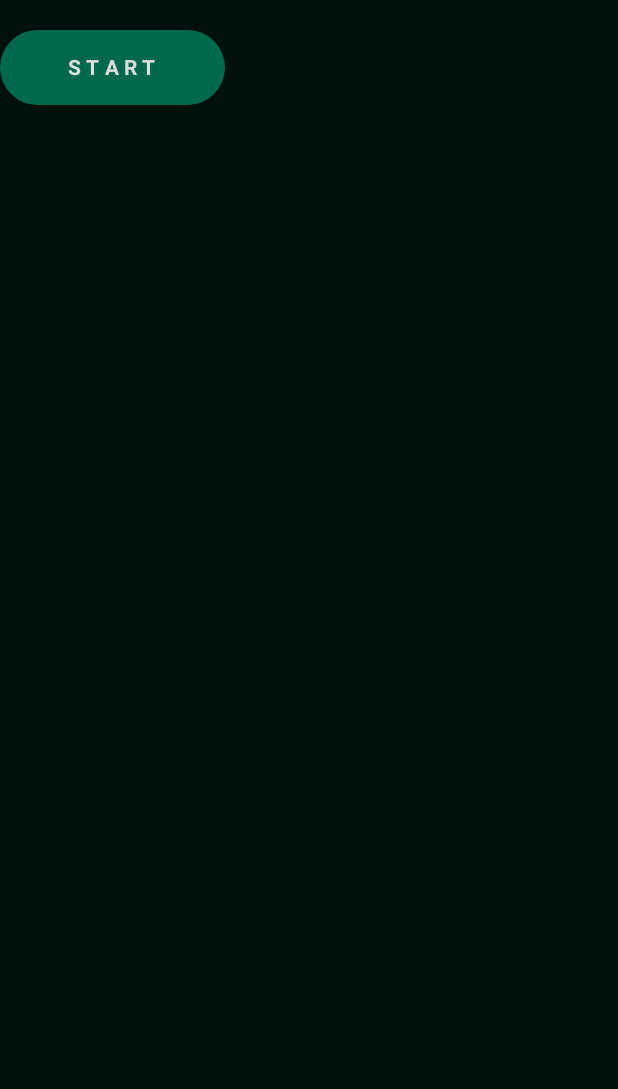
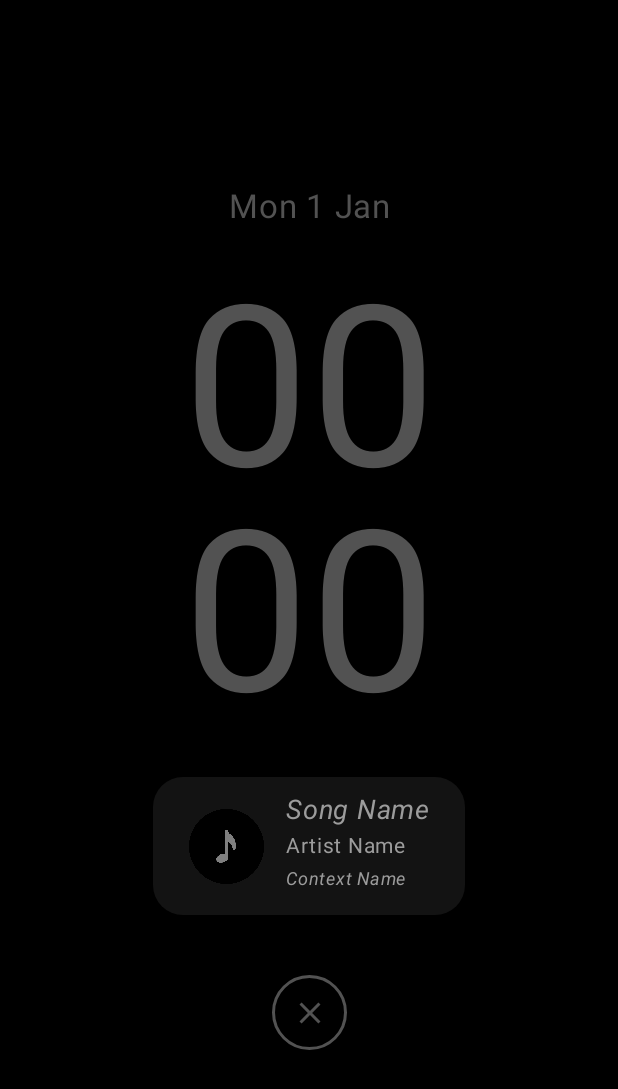
Before and after one commit to ftrono/TestCompose, an Android app built with Jetpack Compose: the composable StartButton shown on its own in the app's theme, after a tap on "S T A R T", on a phone screen of 412 x 824 dp. Shown: the top 1089 px of the screen. Run offline under Robolectric (Android 15) with nearby library versions, the phone set to English and light mode, and no system bars; our stand-ins replace livedata-compose; 3 statements that could not run were skipped.

Commit message:
add Clock Screen (wip)

```diff
--- a/app/src/main/java/com/ftrono/testCompose/application/App.kt
+++ b/app/src/main/java/com/ftrono/testCompose/application/App.kt
@@ -4,9 +4,14 @@ package com.ftrono.testCompose.application
 import android.app.Application
 
 //GLOBALS:
+
+//STATUS VARS:
 var spotifyLoggedIn: Boolean = false
 var overlayActive: Boolean = false
 var volumeUpEnabled: Boolean = true
+
+//Clock Act receiver:
+const val ACTION_TIME_TICK = "android.intent.action.TIME_TICK"
 
 
 class App: Application()
--- /dev/null
+++ b/app/src/main/java/com/ftrono/testCompose/application/FakeLockScreen.kt
@@ -0,0 +1,309 @@
+package com.ftrono.testCompose.application
+
+import android.content.BroadcastReceiver
+import android.content.Context
+import android.content.Intent
+import android.content.IntentFilter
+import android.content.res.Configuration
+import android.os.Bundle
+import android.util.Log
+import androidx.activity.ComponentActivity
+import androidx.activity.SystemBarStyle
+import androidx.activity.compose.setContent
+import androidx.activity.enableEdgeToEdge
+import androidx.compose.foundation.BorderStroke
+import androidx.compose.foundation.Image
+import androidx.compose.foundation.background
+import androidx.compose.foundation.border
+import androidx.compose.foundation.layout.Arrangement
+import androidx.compose.foundation.layout.Box
+import androidx.compose.foundation.layout.Column
+import androidx.compose.foundation.layout.PaddingValues
+import androidx.compose.foundation.layout.Row
+import androidx.compose.foundation.layout.fillMaxSize
+import androidx.compose.foundation.layout.fillMaxWidth
+import androidx.compose.foundation.layout.height
+import androidx.compose.foundation.layout.offset
+import androidx.compose.foundation.layout.padding
+import androidx.compose.foundation.layout.safeDrawingPadding
+import androidx.compose.foundation.layout.size
+import androidx.compose.foundation.layout.width
+import androidx.compose.foundation.layout.wrapContentHeight
+import androidx.compose.foundation.layout.wrapContentSize
+import androidx.compose.foundation.layout.wrapContentWidth
+import androidx.compose.foundation.shape.CircleShape
+import androidx.compose.foundation.shape.RoundedCornerShape
+import androidx.compose.material.icons.Icons
+import androidx.compose.material.icons.filled.Close
+import androidx.compose.material3.ButtonDefaults
+import androidx.compose.material3.Card
+import androidx.compose.material3.CardColors
+import androidx.compose.material3.CardDefaults
+import androidx.compose.material3.Icon
+import androidx.compose.material3.OutlinedButton
+import androidx.compose.material3.Surface
+import androidx.compose.material3.Text
+import androidx.compose.runtime.Composable
+import androidx.compose.runtime.getValue
+import androidx.compose.runtime.mutableStateOf
+import androidx.compose.runtime.remember
+import androidx.compose.ui.Alignment
+import androidx.compose.ui.Modifier
+import androidx.compose.ui.draw.clip
+import androidx.compose.ui.graphics.ColorFilter
+import androidx.compose.ui.graphics.ColorMatrix
+import androidx.compose.ui.graphics.Shape
+import androidx.compose.ui.graphics.toArgb
+import androidx.compose.ui.platform.LocalConfiguration
+import androidx.compose.ui.res.colorResource
+import androidx.compose.ui.res.painterResource
+import androidx.compose.ui.text.font.FontStyle
+import androidx.compose.ui.text.style.TextAlign
+import androidx.compose.ui.tooling.preview.Preview
+import androidx.compose.ui.unit.dp
+import androidx.compose.ui.unit.sp
+import androidx.compose.ui.zIndex
+import com.ftrono.testCompose.R
+import com.ftrono.testCompose.ui.theme.ClockTheme
+import com.ftrono.testCompose.ui.theme.black
+import java.time.LocalDateTime
+import java.time.format.DateTimeFormatter
+
+
+class FakeLockScreen: ComponentActivity() {
+
+    private val TAG: String = FakeLockScreen::class.java.getSimpleName()
+
+    //Parameters:
+    private var now: LocalDateTime? = null
+    private val dateFormat = DateTimeFormatter.ofPattern("E, dd MMM")
+    private val hourFormat = DateTimeFormatter.ofPattern("HH")
+    private val minsFormat = DateTimeFormatter.ofPattern("mm")
+    private var clockSeparator: String = "\n"
+
+
+    override fun onCreate(savedInstanceState: Bundle?) {
+        super.onCreate(savedInstanceState)
+
+        enableEdgeToEdge(
+            //For safe padding:
+            statusBarStyle = SystemBarStyle.auto(black.toArgb(), black.toArgb()),
+            navigationBarStyle = SystemBarStyle.auto(black.toArgb(), black.toArgb())
+        )
+        setContent {
+            ClockTheme {
+                //Background:
+                Surface (
+                    modifier = Modifier.fillMaxSize(),
+                    color = black
+                ) {
+                    ClockScreen()
+                }
+            }
+        }
+
+        //Start personal Receiver:
+        val actFilter = IntentFilter()
+        actFilter.addAction(ACTION_TIME_TICK)
+
+        //register all the broadcast dynamically in onCreate() so they get activated when app is open and remain in background:
+        registerReceiver(clockActReceiver, actFilter, RECEIVER_EXPORTED)
+        Log.d(TAG, "ClockActReceiver started.")
+
+        //Start clock:
+        updateDateClock()
+    }
+
+
+    @Preview
+    @Preview(heightDp = 360, widthDp = 800)
+    @Composable
+    fun ClockScreen() {
+        val configuration = LocalConfiguration.current
+        val isLandscape by remember { mutableStateOf(configuration.orientation == Configuration.ORIENTATION_LANDSCAPE) }
+        //val separator = if (isLandscape) ":" else "\n"
+
+        Column(
+            modifier = Modifier
+                .fillMaxSize()
+                .safeDrawingPadding()
+                .background(colorResource(id = R.color.black)),
+            verticalArrangement = Arrangement.Center,
+            horizontalAlignment = Alignment.CenterHorizontally
+        ) {
+            //DATE:
+            Text(
+                modifier = Modifier
+                    .padding(bottom = if (!isLandscape) 20.dp else 10.dp)
+                    .fillMaxWidth(),
+                text = "Mon 1 Jan",
+                color = colorResource(id = R.color.faded_grey),
+                textAlign = TextAlign.Center,
+                fontSize = 22.sp
+            )
+            Box(
+                modifier = Modifier
+                    .fillMaxWidth(),
+                contentAlignment = Alignment.CenterStart
+            ) {
+                //CLOSE BUTTON (HORIZONTAL):
+                if (isLandscape) {
+                    CloseButton(true)
+                }
+                //MAXI CLOCK:
+                Text(
+                    modifier = Modifier
+                        .fillMaxWidth()
+                        .zIndex(0f),
+                    text = if (!isLandscape) "00\n00" else "00:00",
+                    color = colorResource(id = R.color.faded_grey),
+                    textAlign = TextAlign.Center,
+                    fontSize = if (!isLandscape) 150.sp else 140.sp,
+                    lineHeight = 150.sp
+                )
+            }
+
+            //PLAYER INFO:
+            Card(
+                onClick = { /*TODO*/ },
+                modifier = Modifier
+                    .padding(
+                        top = if (!isLandscape) 20.dp else 10.dp,
+                        bottom = if (!isLandscape) 40.dp else 0.dp
+                    )
+                    .wrapContentSize(),
+                shape = RoundedCornerShape(20.dp),
+                colors = CardDefaults.cardColors (
+                    containerColor = colorResource(id = R.color.transparent_dark_grey)
+                )
+            ) {
+                Row(
+                    modifier = Modifier
+                        .padding(
+                            top=10.dp,
+                            bottom=10.dp,
+                            start=24.dp,
+                            end=24.dp
+                        ),
+                    horizontalArrangement = Arrangement.Center,
+                    verticalAlignment = Alignment.CenterVertically
+                ) {
+                    //ARTWORK ICON:
+                    Image(
+                        modifier = Modifier
+                            .width(50.dp)
+                            .height(50.dp)
+                            .zIndex(1f),
+                        painter = painterResource(id = R.drawable.artwork_clock),
+                        contentDescription = "Album art"
+                    )
+                    Column(
+                        modifier = Modifier
+                            .wrapContentWidth()
+                            .wrapContentHeight(),
+                        verticalArrangement = Arrangement.Center,
+                        horizontalAlignment = Alignment.Start
+                    ) {
+                        //SONG NAME:
+                        Text(
+                            modifier = Modifier
+                                .padding(start = 14.dp)
+                                .wrapContentWidth(),
+                            text = "Song Name",
+                            color = colorResource(id = R.color.mid_grey),
+                            textAlign = TextAlign.Center,
+                            fontSize = 18.sp,
+                            fontStyle = FontStyle.Italic
+                        )
+                        //ARTIST NAME:
+                        Text(
+                            modifier = Modifier
+                                .padding(start = 14.dp)
+                                .wrapContentWidth(),
+                            text = "Artist Name",
+                            color = colorResource(id = R.color.mid_grey),
+                            textAlign = TextAlign.Center,
+                            fontSize = 14.sp
+                        )
+                        //CONTEXT NAME:
+                        Text(
+                            modifier = Modifier
+                                .padding(start = 14.dp)
+                                .offset(y=-(2.dp))
+                                .wrapContentWidth(),
+                            text = "Context Name",
+                            color = colorResource(id = R.color.mid_grey),
+                            textAlign = TextAlign.Center,
+                            fontSize = 12.sp,
+                            fontStyle = FontStyle.Italic
+                        )
+                    }
+                }
+            }
+            //CLOSE BUTTON (VERTICAL):
+            if (!isLandscape) {
+                CloseButton(false)
+            }
+        }
+
+    }
+
+
+    @Composable
+    fun CloseButton(isLandscape: Boolean) {
+        OutlinedButton(
+            modifier= Modifier
+                .padding(start = if (isLandscape) 20.dp else 0.dp)
+                .size(50.dp)
+                .zIndex(1f),  //avoid the oval shape
+            shape = CircleShape,
+            border= BorderStroke(2.dp, colorResource(id = R.color.faded_grey)),
+            contentPadding = PaddingValues(0.dp),  //avoid the little icon
+            colors = ButtonDefaults.outlinedButtonColors(contentColor = colorResource(id = R.color.faded_grey)),
+            onClick = {
+                //Start Main:
+                val intent1 = Intent(this, MainActivity::class.java)
+                startActivity(intent1)
+                //finish()
+            }
+        ) {
+            Icon(
+                Icons.Default.Close,
+                contentDescription = "content description")
+        }
+    }
+
+
+    override fun onDestroy() {
+        //unregister receivers:
+        unregisterReceiver(clockActReceiver)
+        super.onDestroy()
+    }
+
+    override fun onBackPressed() {
+        finish()
+        //Start Main:
+        val intent1 = Intent(this, MainActivity::class.java)
+        startActivity(intent1)
+    }
+
+    fun updateDateClock() {
+        now = LocalDateTime.now()
+//        dateView!!.text = now!!.format(dateFormat)
+//        clockView!!.text = now!!.format(hourFormat) + clockSeparator + now!!.format(minsFormat)
+    }
+
+
+    //PERSONAL RECEIVER:
+    var clockActReceiver = object: BroadcastReceiver() {
+
+        override fun onReceive(context: Context?, intent: Intent?) {
+            //Update clock (every minute):
+            if (intent!!.action == ACTION_TIME_TICK) {
+                updateDateClock()
+            }
+
+        }
+    }
+
+}
--- a/app/src/main/java/com/ftrono/testCompose/MainActivity.kt
+++ b/app/src/main/java/com/ftrono/testCompose/application/MainActivity.kt
@@ -1,4 +1,4 @@
-package com.ftrono.testCompose
+package com.ftrono.testCompose.application
 
 import android.content.res.Configuration
 import android.os.Bundle
@@ -58,8 +58,7 @@ import androidx.navigation.compose.NavHost
 import androidx.navigation.compose.composable
 import androidx.navigation.compose.currentBackStackEntryAsState
 import androidx.navigation.compose.rememberNavController
-import com.ftrono.testCompose.application.overlayActive
-import com.ftrono.testCompose.application.spotifyLoggedIn
+import com.ftrono.testCompose.R
 import com.ftrono.testCompose.screen.GuideScreen
 import com.ftrono.testCompose.screen.HistoryScreen
 import com.ftrono.testCompose.screen.HomeScreen
@@ -358,7 +357,7 @@ class MainActivity : ComponentActivity() {
     fun Navigation(navController: NavHostController, loggedInState: Boolean) {
         NavHost(navController, startDestination = NavigationItem.Home.route) {
             composable(NavigationItem.Home.route) {
-                HomeScreen(loggedInState)
+                HomeScreen(loggedInState, this@MainActivity)
             }
             composable(NavigationItem.Guide.route) {
                 GuideScreen()
--- a/app/src/main/java/com/ftrono/testCompose/screen/HomeScreen.kt
+++ b/app/src/main/java/com/ftrono/testCompose/screen/HomeScreen.kt
@@ -1,7 +1,9 @@
 package com.ftrono.testCompose.screen
 
+import android.content.Intent
 import android.content.res.Configuration
 import android.widget.Toast
+import androidx.activity.ComponentActivity
 import androidx.compose.foundation.Image
 import androidx.compose.foundation.background
 import androidx.compose.foundation.layout.*
@@ -34,6 +36,8 @@ import androidx.compose.ui.unit.dp
 import androidx.compose.ui.unit.sp
 import androidx.compose.ui.zIndex
 import androidx.lifecycle.MutableLiveData
+import com.ftrono.testCompose.application.FakeLockScreen
+import com.ftrono.testCompose.application.MainActivity
 import com.ftrono.testCompose.application.overlayActive
 import com.ftrono.testCompose.application.spotifyLoggedIn
 import com.ftrono.testCompose.application.volumeUpEnabled
@@ -43,7 +47,7 @@ private var overlayActiveLiveData = MutableLiveData<Boolean>(overlayActive)
 private var volumeUpEnabledLiveData = MutableLiveData<Boolean>(volumeUpEnabled)
 
 @Composable
-fun HomeScreen(loggedInState: Boolean) {
+fun HomeScreen(loggedInState: Boolean, activity: ComponentActivity) {
     val configuration = LocalConfiguration.current
     val isLandscape by remember { mutableStateOf(configuration.orientation == Configuration.ORIENTATION_LANDSCAPE) }
 
@@ -77,7 +81,7 @@ fun HomeScreen(loggedInState: Boolean) {
             BaloonArrowHome(false)
             LogoHome()
         }
-        StartButton(overlayActiveState!!)
+        StartButton(overlayActiveState!!, activity)
     }
 }
 
@@ -170,7 +174,7 @@ fun BaloonArrowHome(isLandscape: Boolean) {
 
 
 @Composable
-fun StartButton(overlayActiveState: Boolean) {
+fun StartButton(overlayActiveState: Boolean, activity: ComponentActivity) {
     val mContext = LocalContext.current
     Button(
         modifier = Modifier
@@ -199,8 +203,11 @@ fun StartButton(overlayActiveState: Boolean) {
             overlayActive = !overlayActive
             overlayActiveLiveData.postValue(overlayActive)
             if (overlayActive) {
-                //TODO
+                //Start Main:
+                val intent1 = Intent(activity, FakeLockScreen::class.java)
+                activity.startActivity(intent1)
                 Toast.makeText(mContext, "Overlay active!", Toast.LENGTH_SHORT).show()
+                //activity.finish()
             } else {
                 //TODO
                 Toast.makeText(mContext, "Overlay stopped!", Toast.LENGTH_SHORT).show()
@@ -252,5 +259,5 @@ fun SpotifyLoginStatus(loggedInState: Boolean) {
 @Preview(heightDp = 360, widthDp = 800)
 @Composable
 fun HomePreview() {
-    HomeScreen(loggedInState = true)
+    HomeScreen(loggedInState = true, activity = MainActivity())
 }
--- a/app/src/main/java/com/ftrono/testCompose/ui/theme/Theme.kt
+++ b/app/src/main/java/com/ftrono/testCompose/ui/theme/Theme.kt
@@ -47,3 +47,27 @@ fun DJamesTheme(
         )
     }
 }
+
+@Composable
+fun ClockTheme(
+    darkTheme: Boolean = true,
+    dynamicColor: Boolean = false,
+    content: @Composable () -> Unit
+) {
+    val view = LocalView.current
+    if (!view.isInEditMode) {
+
+        SideEffect {
+            val window = (view.context as Activity).window
+            //SYSTEM BARS COLORS:
+            window.statusBarColor = black.toArgb()
+            window.navigationBarColor = black.toArgb()
+        }
+
+        MaterialTheme(
+            colorScheme = DarkColorScheme,
+            typography = Typography,
+            content = content
+        )
+    }
+}
--- a/app/src/main/res/values/colors.xml
+++ b/app/src/main/res/values/colors.xml
@@ -17,6 +17,7 @@
     <color name="faded_grey">#525252</color>
     <color name="transparent_green">#5F00684D</color>
     <color name="transparent_grey">#7F9c9c9c</color>
+    <color name="transparent_dark_grey">#7F262626</color>
     <color name="transparent_bg">#9F00100C</color>
     <color name="transparent_black">#9F000000</color>
     <color name="dark_grey">#323232</color>
```
Also changed, not shown: app/src/main/AndroidManifest.xml (+11 -1 lines), app/src/main/res/drawable-nodpi/artwork_clock.png (added), app/src/main/res/drawable-nodpi/icon_note.png (added).
